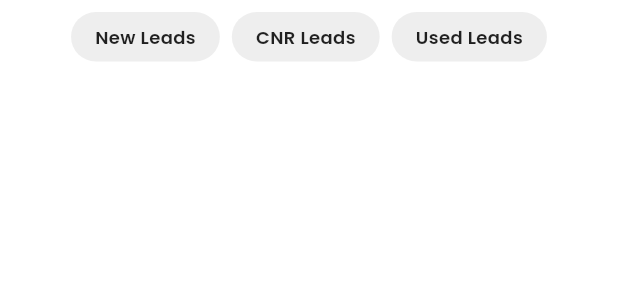
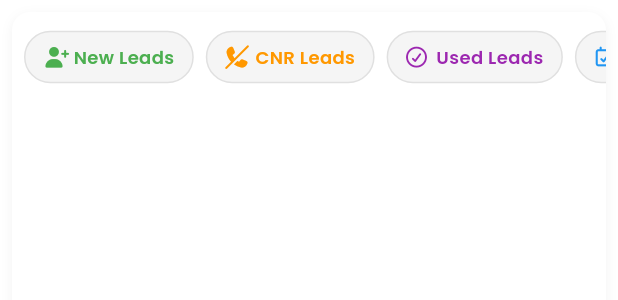
Before and after one commit to credlawn/app, a Flutter app: the LeadGroupChips widget shown alone on an empty page, opened directly with empty values, on a phone screen of 412 x 824 dp. Shown: the top 300 px of the screen. Run offline on Flutter 3.47's test engine with Material 3 defaults, Android fonts, the light colour scheme and no system bars; our stand-ins replace cached_network_image, connectivity_plus, device_info_plus, firebase_core, firebase_messaging, flutter_local_notifications and 9 more; missing offline and left inert: call_log, flutter_phone_direct_caller, google_mlkit_text_recognition, workmanager; accounts and stored records are empty; network calls fail; statements that could not run were skipped.

Commit message:
V1.7.72 UI Enhanced

```diff
--- a/lib/screens/components/lead_group_chips.dart
+++ b/lib/screens/components/lead_group_chips.dart
@@ -1,5 +1,6 @@
 import 'package:flutter/material.dart';
 import 'package:google_fonts/google_fonts.dart';
+import 'package:font_awesome_flutter/font_awesome_flutter.dart';
 
 class LeadGroupChips extends StatelessWidget {
   final String selectedGroup;
@@ -13,39 +14,76 @@
 
   @override
   Widget build(BuildContext context) {
-    return Padding(
-      padding: const EdgeInsets.symmetric(vertical: 8.0),
+    return Container(
+      margin: const EdgeInsets.symmetric(horizontal: 8, vertical: 8),
+      padding: const EdgeInsets.symmetric(vertical: 8),
+      decoration: BoxDecoration(
+        color: Colors.white,
+        borderRadius: BorderRadius.circular(12),
+        boxShadow: [
+          BoxShadow(
+            color: Colors.black.withOpacity(0.05),
+            blurRadius: 6,
+            offset: const Offset(0, 2),
+          ),
+        ],
+      ),
+      child: Column(
+        children: [
+          const SizedBox(height: 4),
+          SizedBox(
+            height: 36,
+            child: SingleChildScrollView(
+              scrollDirection: Axis.horizontal,
+              child: Padding(
+                padding: const EdgeInsets.symmetric(horizontal: 8),
                 child: Row(
-        mainAxisAlignment: MainAxisAlignment.center,
                   children: [
-          _buildLeadGroupChip('New Leads', Colors.green),
+                    _buildLeadGroupChip('New Leads', Colors.green, FontAwesomeIcons.userPlus),
                     const SizedBox(width: 8),
-          _buildLeadGroupChip('CNR Leads', Colors.orange),
+                    _buildLeadGroupChip('CNR Leads', Colors.orange, FontAwesomeIcons.phoneSlash),
                     const SizedBox(width: 8),
-          _buildLeadGroupChip('Used Leads', Colors.purple),
+                    _buildLeadGroupChip('Used Leads', Colors.purple, FontAwesomeIcons.checkCircle),
+                    const SizedBox(width: 8),
+                    _buildLeadGroupChip('Follow Up', Colors.blue, FontAwesomeIcons.calendarCheck),
+                  ],
+                ),
+              ),
+            ),
+          ),
+          const SizedBox(height: 4),
         ],
       ),
     );
   }
 
-  Widget _buildLeadGroupChip(String title, Color color) {
+  Widget _buildLeadGroupChip(String title, Color color, IconData icon) {
+    final isSelected = selectedGroup == title;
     return InkWell(
       onTap: () {
         onGroupSelected(title);
       },
       child: Container(
-        padding: const EdgeInsets.symmetric(horizontal: 16, vertical: 8),
+        padding: const EdgeInsets.symmetric(horizontal: 12, vertical: 8),
         decoration: BoxDecoration(
-          color: selectedGroup == title ? color : Colors.grey.shade200,
+          color: isSelected ? color : Colors.grey.shade100,
           borderRadius: BorderRadius.circular(20),
+          border: isSelected ? null : Border.all(color: Colors.grey.shade300),
         ),
-        child: Text(
+        child: Row(
+          mainAxisSize: MainAxisSize.min,
+          children: [
+            Icon(icon, size: 14, color: isSelected ? Colors.white : color),
+            const SizedBox(width: 6),
+            Text(
               title,
               style: GoogleFonts.poppins(
                 fontSize: 12,
                 fontWeight: FontWeight.w600,
-            color: selectedGroup == title ? Colors.white : Colors.black87,
+                color: isSelected ? Colors.white : color,
               ),
+            ),
+          ],
         ),
       ),
     );
```
Also changed, not shown: lib/screens/pre_approved_lead_screen.dart (+23 -4 lines). Lines whose indentation alone changed are shown as unchanged.
